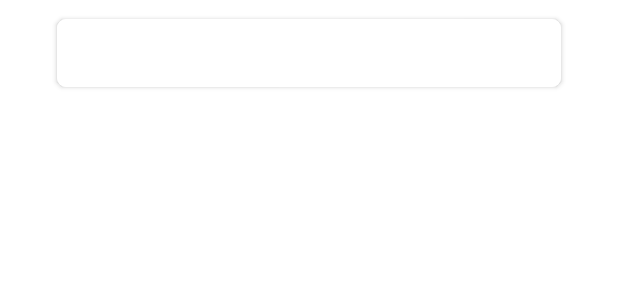
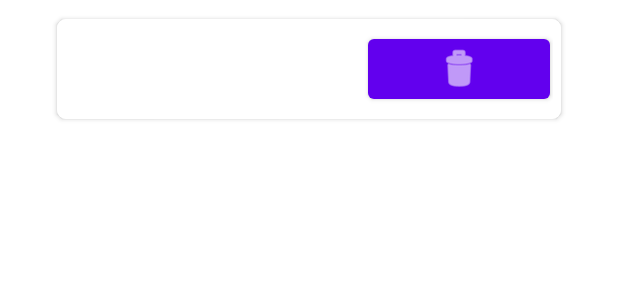
Before and after one commit to harshagiri/MPDTracker, an Android app: the layout item_view.xml on its own in the app's theme, with its tools: preview values and no code run, on a phone screen of 412 x 824 dp. Shown: the top 300 px of the screen. Run offline under Robolectric (Android 15) with nearby library versions, the phone set to English and light mode, and no system bars.

Commit message:
Added delete medicine feature
List view with delete button
DB delete functionality
Refresh of all views
Images

```diff
--- a/app/src/main/res/layout/item_view.xml
+++ b/app/src/main/res/layout/item_view.xml
@@ -6,6 +6,7 @@
     android:layout_height="wrap_content"
     android:layout_marginLeft="15dp"
     android:layout_marginRight="15dp"
+    android:longClickable="false"
     android:orientation="vertical"
     android:paddingLeft="15dp"
     android:paddingTop="5dp"
@@ -19,6 +20,7 @@
         android:layout_gravity="center"
         android:layout_margin="7dp"
         android:elevation="7dp"
+        android:longClickable="false"
         app:cardCornerRadius="6dp"
         app:cardPreventCornerOverlap="false">
 
@@ -35,12 +37,15 @@
                 android:id="@+id/idLinearLayoutProductImage"
                 android:layout_width="wrap_content"
                 android:layout_height="wrap_content"
-                android:layout_alignParentLeft="true">
+                android:layout_alignParentLeft="true"
+                android:longClickable="false"
+                tools:ignore="SpeakableTextPresentCheck">
 
                 <ImageView
                     android:id="@+id/idProductImage"
                     android:layout_width="30dp"
-                    android:layout_height="30dp" />
+                    android:layout_height="30dp"
+                    android:longClickable="false" />
             </LinearLayout>
 
             <!-- Rest of the product info and add/remove to/from cart symbols -->
@@ -50,15 +55,17 @@
                 android:layout_width="match_parent"
                 android:layout_height="wrap_content"
                 android:layout_alignParentRight="true"
+                android:longClickable="false"
                 android:orientation="horizontal">
 
                 <TextView
                     android:id="@+id/idMedicineName"
-                    android:layout_width="250dp"
+                    android:layout_width="200dp"
                     android:layout_height="wrap_content"
                     android:layout_alignParentTop="true"
                     android:layout_toRightOf="@+id/idLinearLayout"
                     android:gravity="center_vertical|center_horizontal"
+                    android:longClickable="false"
                     android:textSize="25dp"
                     tools:textColor="@android:color/black" />
 
@@ -70,6 +77,16 @@
                     android:textSize="20dp"
                     android:textStyle="bold"
                     tools:textColor="@android:color/black" />
+
+                <Button
+                    android:id="@+id/deleteButton"
+                    android:layout_width="wrap_content"
+                    android:layout_height="wrap_content"
+                    android:layout_margin="2dp"
+                    android:layout_weight="1"
+                    app:icon="@android:drawable/ic_menu_delete"
+                    app:iconGravity="textEnd"
+                    app:iconPadding="0dp" />
 
             </LinearLayout>
 
```
Also changed, not shown: app/src/main/java/edu/umo/mpdtracker/MainActivity.java (+11 -0 lines), app/src/main/java/edu/umo/mpdtracker/adapter/MedicineLVAdapter.java (+25 -11 lines), app/src/main/java/edu/umo/mpdtracker/persist/DBDelete.java (added, +21 -0 lines), 4 other files.
